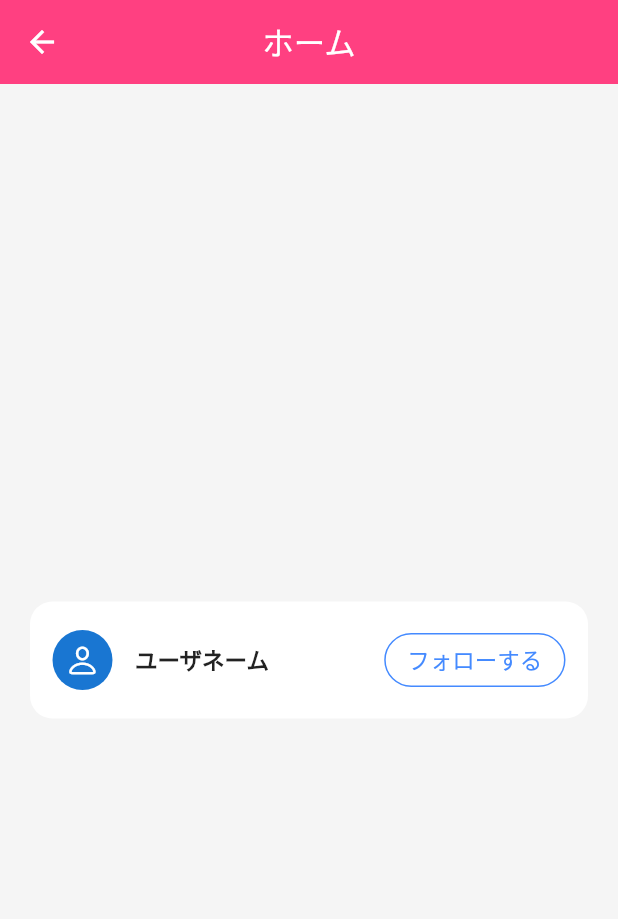
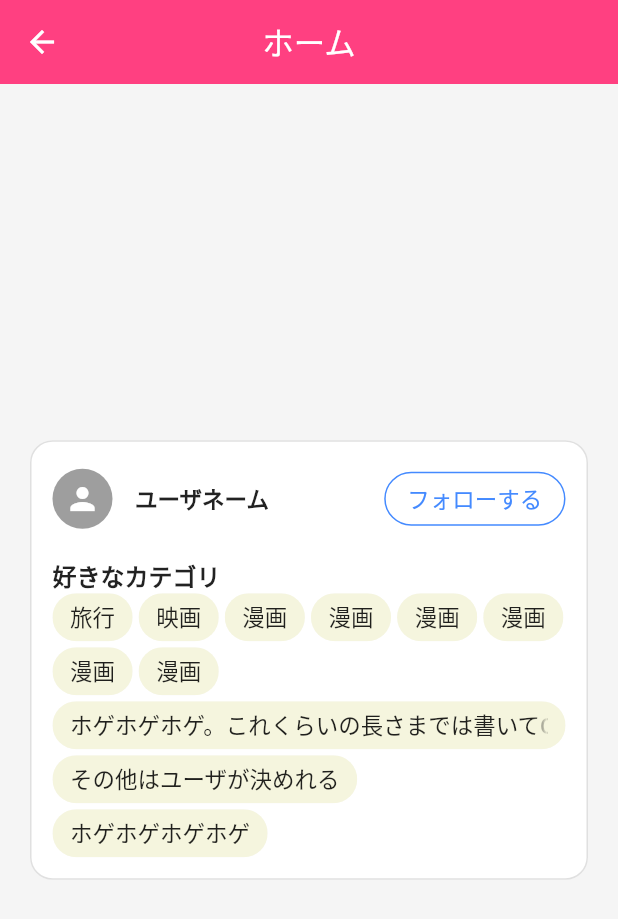
Before and after one commit to Team-Ganju/favoritism_communication, a Flutter app: the HomeView screen opened by its route, on a phone screen of 412 x 824 dp. Shown: the top 919 px of the screen. Run offline on Flutter 3.47's test engine with Material 2 defaults, Android fonts, the phone set to English and light mode, and no system bars; our stand-ins replace form_builder_validators, get.

Commit message:
カードの大枠できた

```diff
--- a/lib/app/modules/home/views/home_view.dart
+++ b/lib/app/modules/home/views/home_view.dart
@@ -20,7 +20,11 @@ class HomeView extends GetView<HomeController> {
           children: [
             Card(
               shape: RoundedRectangleBorder(
-                  borderRadius: BorderRadius.circular(15.0)),
+                borderRadius: BorderRadius.circular(15.0),
+                side: BorderSide(
+                  color: Colors.grey.shade300,
+                ),
+              ),
               margin: EdgeInsets.symmetric(horizontal: 20),
               elevation: 0,
               child: Column(
@@ -32,9 +36,13 @@ class HomeView extends GetView<HomeController> {
                       children: [
                         Row(
                           children: const [
+                            // fixme: あとでコンポーネント化する
                             CircleAvatar(
-                              // fixme: ユーザのプロフィール画像がFirestorageから取れるようになったら修正
-                              child: Icon(CupertinoIcons.person),
+                              backgroundColor: Colors.grey,
+                              child: Icon(
+                                Icons.person,
+                                color: Colors.white,
+                              ),
                             ),
                             SizedBox(width: 15),
                             Text(
@@ -58,6 +66,106 @@ class HomeView extends GetView<HomeController> {
                       ],
                     ),
                   ),
+                  Container(
+                    padding: const EdgeInsets.only(
+                        left: 15.0, right: 15.0, bottom: 15.0),
+                    alignment: Alignment.topLeft,
+                    child: Column(
+                      crossAxisAlignment: CrossAxisAlignment.start,
+                      children: [
+                        const Text(
+                          '好きなカテゴリ',
+                          style: TextStyle(
+                            fontSize: 16,
+                            fontWeight: FontWeight.bold,
+                          ),
+                        ),
+                        Wrap(
+                          runSpacing: 4.0,
+                          spacing: 4.0,
+                          children: [
+                            Chip(
+                              label: Text('旅行'),
+                              materialTapTargetSize:
+                                  MaterialTapTargetSize.shrinkWrap,
+                              backgroundColor:
+                                  Color.fromARGB(255, 245, 245, 222),
+                            ),
+                            Chip(
+                              label: Text('映画'),
+                              materialTapTargetSize:
+                                  MaterialTapTargetSize.shrinkWrap,
+                              backgroundColor:
+                                  Color.fromARGB(255, 245, 245, 222),
+                            ),
+                            Chip(
+                              label: Text('漫画'),
+                              materialTapTargetSize:
+                                  MaterialTapTargetSize.shrinkWrap,
+                              backgroundColor:
+                                  Color.fromARGB(255, 245, 245, 222),
+                            ),
+                            Chip(
+                              label: Text('漫画'),
+                              materialTapTargetSize:
+                                  MaterialTapTargetSize.shrinkWrap,
+                              backgroundColor:
+                                  Color.fromARGB(255, 245, 245, 222),
+                            ),
+                            Chip(
+                              label: Text('漫画'),
+                              materialTapTargetSize:
+                                  MaterialTapTargetSize.shrinkWrap,
+                              backgroundColor:
+                                  Color.fromARGB(255, 245, 245, 222),
+                            ),
+                            Chip(
+                              label: Text('漫画'),
+                              materialTapTargetSize:
+                                  MaterialTapTargetSize.shrinkWrap,
+                              backgroundColor:
+                                  Color.fromARGB(255, 245, 245, 222),
+                            ),
+                            Chip(
+                              label: Text('漫画'),
+                              materialTapTargetSize:
+                                  MaterialTapTargetSize.shrinkWrap,
+                              backgroundColor:
+                                  Color.fromARGB(255, 245, 245, 222),
+                            ),
+                            Chip(
+                              label: Text('漫画'),
+                              materialTapTargetSize:
+                                  MaterialTapTargetSize.shrinkWrap,
+                              backgroundColor:
+                                  Color.fromARGB(255, 245, 245, 222),
+                            ),
+                            Chip(
+                              label: Text('ホゲホゲホゲ。これくらいの長さまでは書いてOK'),
+                              materialTapTargetSize:
+                                  MaterialTapTargetSize.shrinkWrap,
+                              backgroundColor:
+                                  Color.fromARGB(255, 245, 245, 222),
+                            ),
+                            Chip(
+                              label: Text('その他はユーザが決めれる'),
+                              materialTapTargetSize:
+                                  MaterialTapTargetSize.shrinkWrap,
+                              backgroundColor:
+                                  Color.fromARGB(255, 245, 245, 222),
+                            ),
+                            Chip(
+                              label: Text('ホゲホゲホゲホゲ'),
+                              materialTapTargetSize:
+                                  MaterialTapTargetSize.shrinkWrap,
+                              backgroundColor:
+                                  Color.fromARGB(255, 245, 245, 222),
+                            ),
+                          ],
+                        )
+                      ],
+                    ),
+                  ),
                 ],
               ),
             )
```
